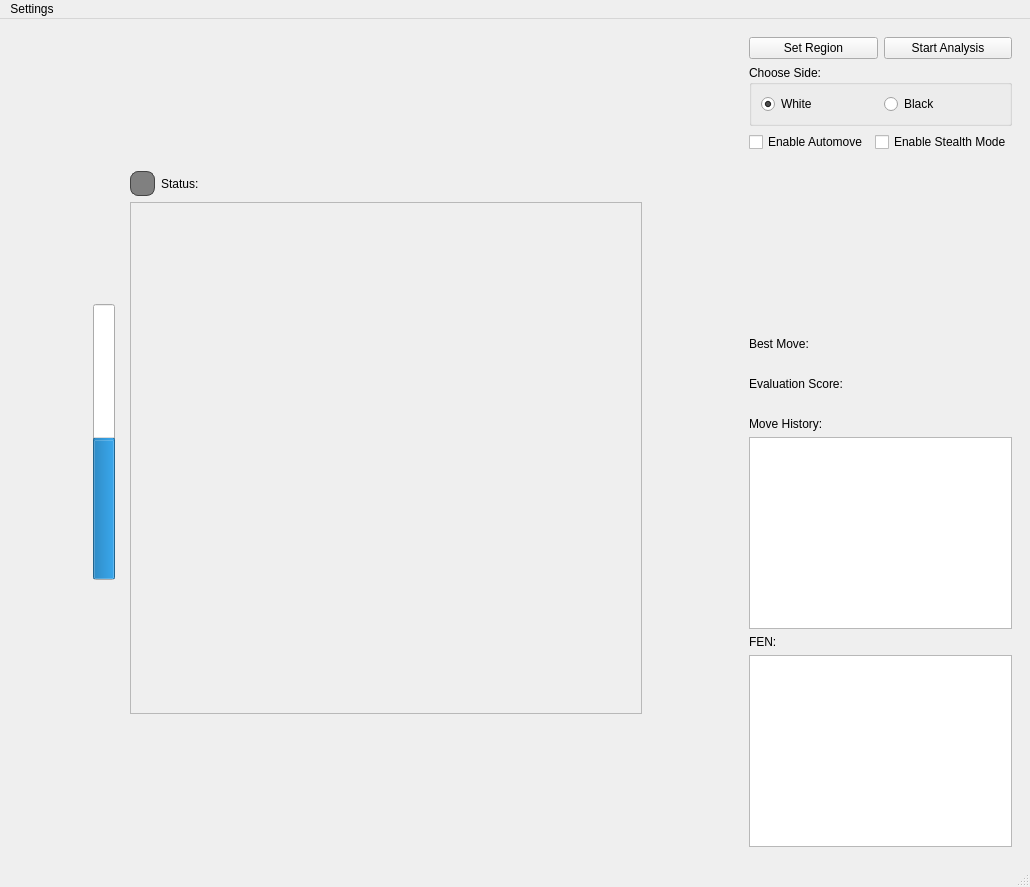
The window that mainwindow.ui (hammersurf221/ChessGUI) describes before a commit, drawn with Qt 5.
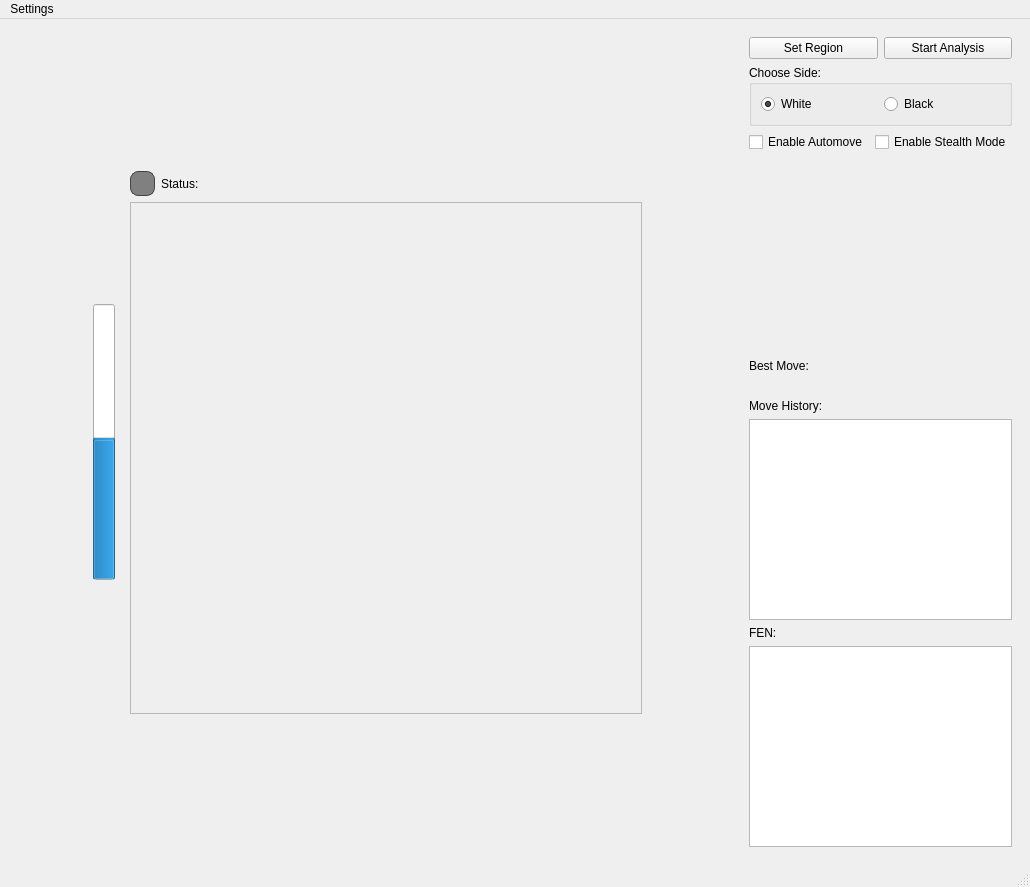
The same window after the commit.

```diff
--- a/mainwindow.ui
+++ b/mainwindow.ui
@@ -295,20 +295,6 @@
          </property>
         </widget>
        </item>
-       <item>
-        <widget class="QLabel" name="evalScoreRightLabel">
-         <property name="text">
-          <string>Evaluation Score: </string>
-         </property>
-        </widget>
-       </item>
-       <item>
-        <widget class="QLabel" name="evalScoreRightDisplay">
-         <property name="text">
-          <string/>
-         </property>
-        </widget>
-       </item>
        <item>
         <widget class="QLabel" name="pgnLabel">
          <property name="text">
```
